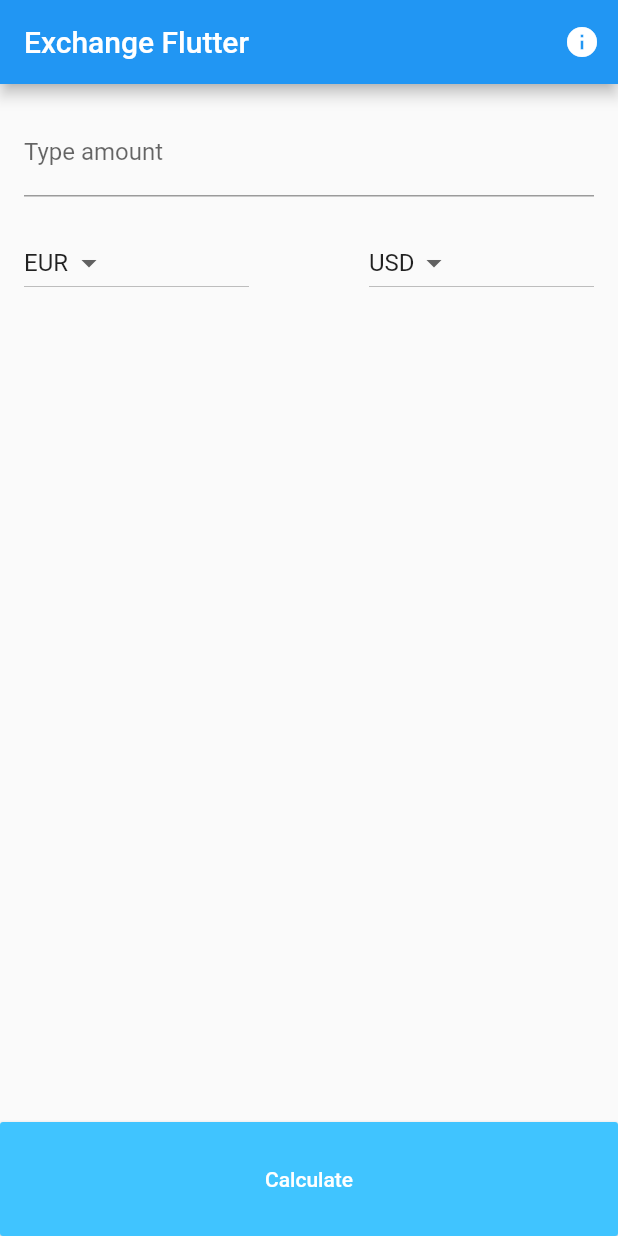
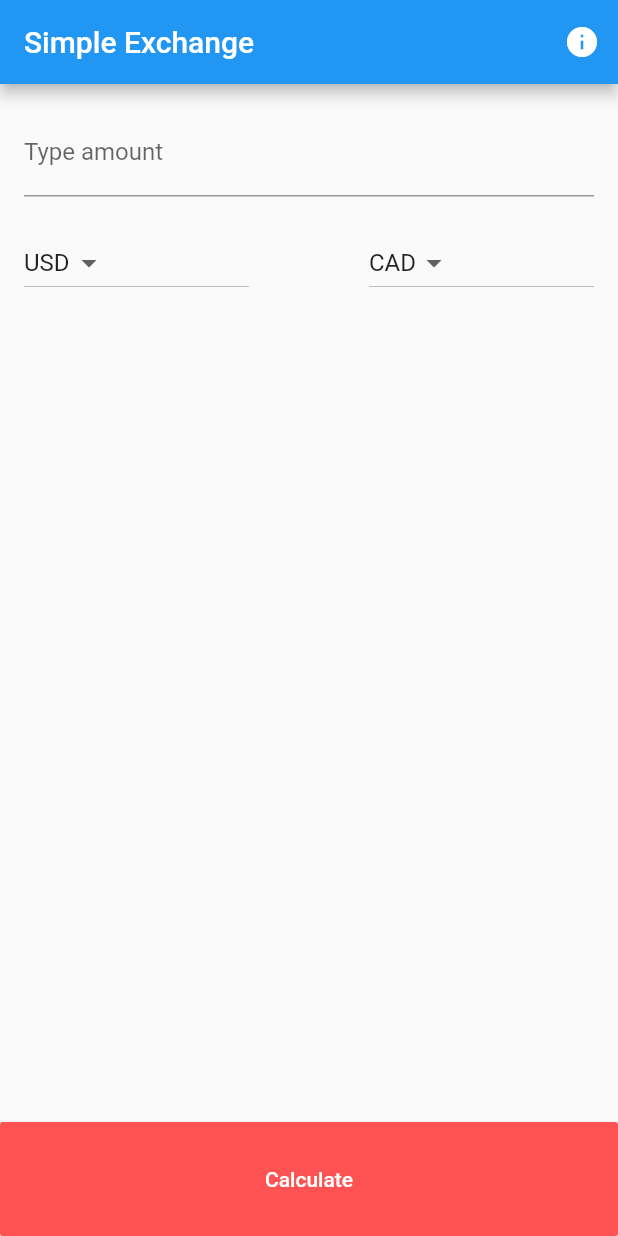
Before and after one commit to peddlem25/fxcalc, a Flutter app: the screen it shows after launch, on a phone screen of 412 x 824 dp. Run offline on Flutter 3.47's test engine with Material 2 defaults, Android fonts, the phone set to English and light mode, and no system bars.

Commit message:
Update exchange.dart

```diff
--- a/lib/pages/exchange.dart
+++ b/lib/pages/exchange.dart
@@ -10,8 +10,8 @@ class Exchange extends StatefulWidget {
 }
 
 class ExchangeState extends State<Exchange> {
-  String currencyFrom = 'EUR';
-  String currencyTo = 'USD';
+  String currencyFrom = 'USD';
+  String currencyTo = 'CAD';
   String amount = '';
   String result = '';
   final String url = 'https://api.ratesapi.io/api/latest';
@@ -160,7 +160,7 @@ class ExchangeState extends State<Exchange> {
           child: Container(
             child: RaisedButton(
               child: Text('Calculate'),
-              color: Colors.lightBlueAccent,
+              color: Colors.redAccent,
               textColor: Colors.white,
               padding: EdgeInsets.fromLTRB(0.0, 30.0, 0.0, 30.0),
               onPressed: () => handleClick()
@@ -172,7 +172,7 @@ class ExchangeState extends State<Exchange> {
 
     return Scaffold(
       appBar: AppBar(
-        title: Text('Exchange Flutter'),
+        title: Text('Simple Exchange'),
         actions: <Widget>[
           IconButton(
             icon: Icon(Icons.info),
```
